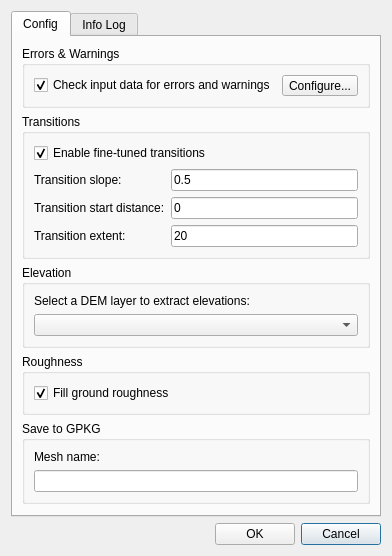
ibergis/ibergis_qgis_plugin, file core/ui/toolbars/utilities/create_mesh.ui: the form before one commit.
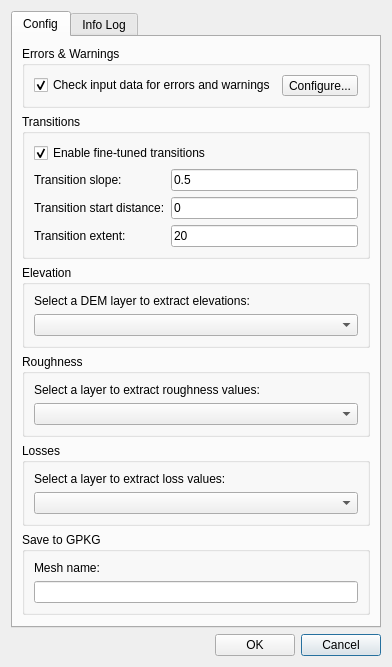
The form after the commit.

Commit message: Let user select raster for roughness and losses

The edit to the form file:
```diff
--- a/core/ui/toolbars/utilities/create_mesh.ui
+++ b/core/ui/toolbars/utilities/create_mesh.ui
@@ -7,7 +7,7 @@
     <x>0</x>
     <y>0</y>
     <width>366</width>
-    <height>499</height>
+    <height>622</height>
    </rect>
   </property>
   <property name="windowTitle">
@@ -84,43 +84,18 @@
            <property name="bottomMargin">
             <number>0</number>
            </property>
-           <item row="3" column="0">
-            <widget class="QGroupBox" name="groupBox_3">
-             <property name="title">
-              <string>Roughness</string>
+           <item row="6" column="0">
+            <spacer name="verticalSpacer">
+             <property name="orientation">
+              <enum>Qt::Vertical</enum>
              </property>
-             <layout class="QGridLayout" name="gridLayout_6">
-              <item row="0" column="0">
-               <widget class="QCheckBox" name="chk_roughness">
-                <property name="text">
-                 <string>Fill ground roughness</string>
-                </property>
-                <property name="checked">
-                 <bool>true</bool>
-                </property>
-               </widget>
-              </item>
-             </layout>
-            </widget>
-           </item>
-           <item row="2" column="0">
-            <widget class="QGroupBox" name="groupBox_2">
-             <property name="title">
-              <string>Elevation</string>
+             <property name="sizeHint" stdset="0">
+              <size>
+               <width>20</width>
+               <height>33</height>
+              </size>
              </property>
-             <layout class="QGridLayout" name="gridLayout_3">
-              <item row="1" column="0">
-               <widget class="QComboBox" name="cmb_dem_layer"/>
-              </item>
-              <item row="0" column="0">
-               <widget class="QLabel" name="lbl_dem_layer">
-                <property name="text">
-                 <string>Select a DEM layer to extract elevations:</string>
-                </property>
-               </widget>
-              </item>
-             </layout>
-            </widget>
+            </spacer>
            </item>
            <item row="0" column="0">
             <widget class="QGroupBox" name="groupBox_4">
@@ -161,21 +136,21 @@
              </layout>
             </widget>
            </item>
-           <item row="4" column="0">
-            <widget class="QGroupBox" name="groupBox_5">
+           <item row="3" column="0">
+            <widget class="QGroupBox" name="groupBox_3">
              <property name="title">
-              <string>Save to GPKG</string>
+              <string>Roughness</string>
              </property>
-             <layout class="QGridLayout" name="gridLayout_8">
+             <layout class="QGridLayout" name="gridLayout_6">
               <item row="0" column="0">
-               <widget class="QLabel" name="lbl_name">
+               <widget class="QLabel" name="lbl_roughness_layer">
                 <property name="text">
-                 <string>Mesh name:</string>
+                 <string>Select a layer to extract roughness values:</string>
                 </property>
                </widget>
               </item>
               <item row="1" column="0">
-               <widget class="QLineEdit" name="txt_name"/>
+               <widget class="QComboBox" name="cmb_roughness_layer"/>
               </item>
              </layout>
             </widget>
@@ -242,17 +217,61 @@
             </widget>
            </item>
            <item row="5" column="0">
-            <spacer name="verticalSpacer">
-             <property name="orientation">
-              <enum>Qt::Vertical</enum>
+            <widget class="QGroupBox" name="groupBox_5">
+             <property name="title">
+              <string>Save to GPKG</string>
              </property>
-             <property name="sizeHint" stdset="0">
-              <size>
-               <width>20</width>
-               <height>33</height>
-              </size>
+             <layout class="QGridLayout" name="gridLayout_8">
+              <item row="0" column="0">
+               <widget class="QLabel" name="lbl_name">
+                <property name="text">
+                 <string>Mesh name:</string>
+                </property>
+               </widget>
+              </item>
+              <item row="1" column="0">
+               <widget class="QLineEdit" name="txt_name"/>
+              </item>
+             </layout>
+            </widget>
+           </item>
+           <item row="2" column="0">
+            <widget class="QGroupBox" name="groupBox_2">
+             <property name="title">
+              <string>Elevation</string>
              </property>
-            </spacer>
+             <layout class="QGridLayout" name="gridLayout_3">
+              <item row="1" column="0">
+               <widget class="QComboBox" name="cmb_dem_layer"/>
+              </item>
+              <item row="0" column="0">
+               <widget class="QLabel" name="lbl_dem_layer">
+                <property name="text">
+                 <string>Select a DEM layer to extract elevations:</string>
+                </property>
+               </widget>
+              </item>
+             </layout>
+            </widget>
+           </item>
+           <item row="4" column="0">
+            <widget class="QGroupBox" name="groupBox_7">
+             <property name="title">
+              <string>Losses</string>
+             </property>
+             <layout class="QGridLayout" name="gridLayout_12">
+              <item row="0" column="0">
+               <widget class="QLabel" name="lbl_losses_layer">
+                <property name="text">
+                 <string>Select a layer to extract loss values:</string>
+                </property>
+               </widget>
+              </item>
+              <item row="1" column="0">
+               <widget class="QComboBox" name="cmb_losses_layer"/>
+              </item>
+             </layout>
+            </widget>
            </item>
           </layout>
          </widget>
```
The commit also changes 4 other files.
